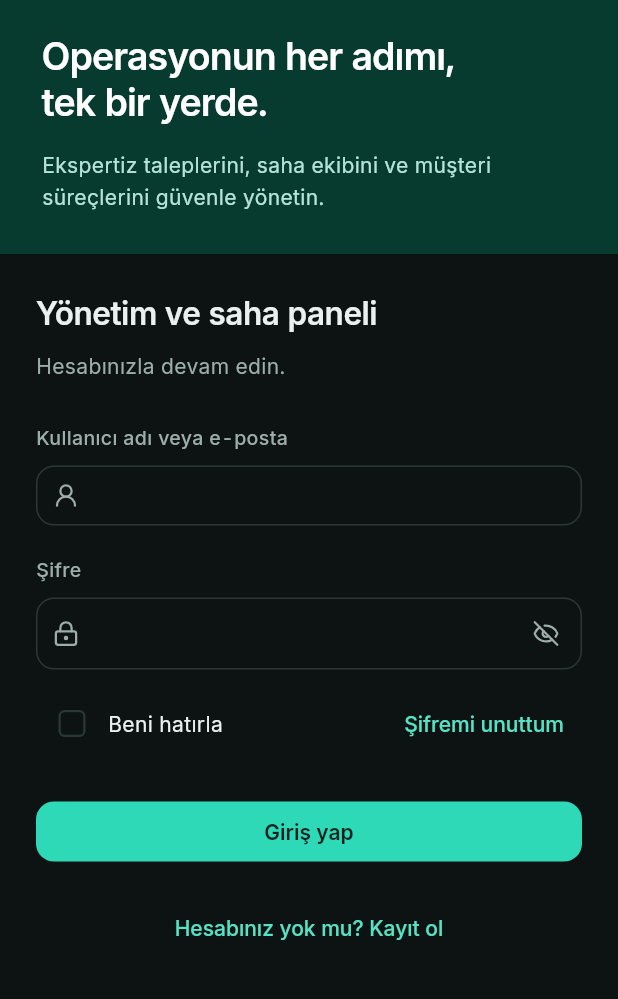
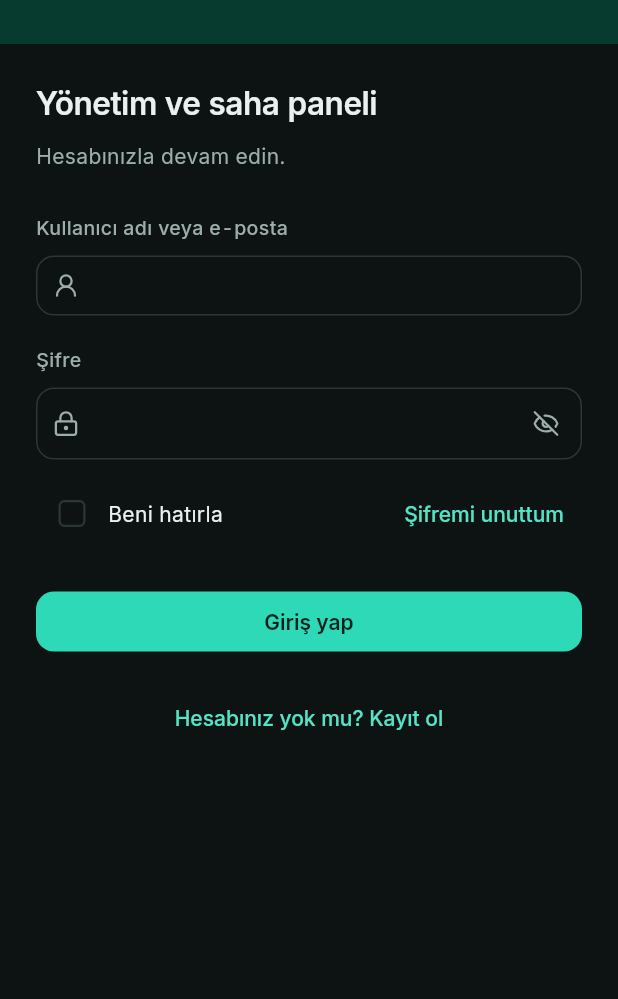
Before and after one commit to aslanmaya28-max/expertiz_sistemleri, a Flutter app: the screen it shows after launch, on a phone screen of 412 x 824 dp, the part 100-1099 px from its top. Run offline on Flutter 3.47's test engine with Material 3 defaults, Android fonts, the phone set to English and light mode, and no system bars; our stand-ins replace equatable, file_picker, fl_chart, flutter_riverpod, flutter_secure_storage, flutter_svg and 12 more; accounts and stored records are empty; project files that could hold a hidden picture were left out.

Commit message:
Panel girişi: sol bantta kurucuların motivasyon yazısı ve imza
Başlık, alt yazı ve üç madde kaldırıldı; yerine kullanıcının metni (değiştirilmeden)
ve sağa yaslı "Maya Teknoloji ve Dijital Hizmetler — Kurucular: Ali ASLAN &
Meliha ASLAN" imzası. Telefonda yalnız logo (form öne çıkar). 168 test geçti.

Co-Authored-By: Claude Opus 5.5 <noreply@anthropic.com>

```diff
--- a/expertiz_paneli/lib/screens/login_screen.dart
+++ b/expertiz_paneli/lib/screens/login_screen.dart
@@ -75,20 +75,48 @@ class _LoginScreenState extends State<LoginScreen> {
     // Marka bandı iki temada da koyu yeşil: koyu temada rapor yeşili, açık temada marka bandı
     final band = light ? colors.markaBandi : colors.raporKoyu;
     final soluk = YbRenkler.acik.markaBandiMetin;
-    Widget madde(IconData icon, String text) => Padding(
-        padding: const EdgeInsets.only(bottom: Olcu.s16),
-        child: Row(children: [
-          Container(
-              width: 36,
-              height: 36,
-              decoration: BoxDecoration(
-                  color: colors.beyaz.withValues(alpha: .08),
-                  borderRadius: BorderRadius.circular(10)),
-              child: Icon(icon, size: 18, color: YbRenkler.acik.markaBandiVurgu)),
-          const SizedBox(width: Olcu.s12),
-          Expanded(
-              child: Text(text,
-                  style: Yazilar.govdeKucuk.copyWith(color: colors.beyaz))),
+    final vurgu = YbRenkler.acik.markaBandiVurgu;
+    // Kurucuların motivasyon yazısı (kullanıcı metni; değiştirilmeden gösterilir)
+    const satirlar = [
+      'Seni anlamayacaklar; anlamak için de uğraşmayacaklar.',
+      'Fikirlerin, betona çarpar gibi çarpıp dağılacak yüzlerinde.',
+      'Sen susup, yoluna bakacaksın...',
+      'Cebindeki umutlara sıkı sıkıya sarılıp, inandığın hiçbir tutkunun peşini bırakmayacaksın ve başaracaksın!',
+      'İşte o zaman, sadece sana inananlarla yan yana olacaksın.',
+    ];
+    final yazi = ConstrainedBox(
+        constraints: const BoxConstraints(maxWidth: 560),
+        child: Column(crossAxisAlignment: CrossAxisAlignment.stretch, children: [
+          Align(
+              alignment: Alignment.centerLeft,
+              child: Padding(
+                  padding: const EdgeInsets.only(bottom: Olcu.s16),
+                  child: Icon(LucideIcons.quote, size: 34, color: vurgu))),
+          for (final satir in satirlar)
+            Padding(
+                padding: const EdgeInsets.only(bottom: Olcu.s8),
+                child: Text(satir,
+                    style: TextStyle(
+                        fontSize: 19,
+                        height: 1.55,
+                        letterSpacing: -0.1,
+                        color: colors.beyaz,
+                        fontWeight: FontWeight.w400))),
+          const SizedBox(height: Olcu.s20),
+          Align(
+              alignment: Alignment.centerRight,
+              child: Column(crossAxisAlignment: CrossAxisAlignment.end, children: [
+                Container(width: 40, height: 2, color: vurgu),
+                const SizedBox(height: Olcu.s12),
+                Text('Maya Teknoloji ve Dijital Hizmetler',
+                    textAlign: TextAlign.right,
+                    style: TextStyle(
+                        fontSize: 14, fontWeight: FontWeight.w600, color: colors.beyaz)),
+                const SizedBox(height: Olcu.s4),
+                Text('Kurucular: Ali ASLAN & Meliha ASLAN',
+                    textAlign: TextAlign.right,
+                    style: TextStyle(fontSize: 13, color: soluk)),
+              ])),
         ]));
     final content = Padding(
         padding: EdgeInsets.all(wide ? PanelOlcu.sayfa * 2 : Olcu.s28),
@@ -98,22 +126,10 @@ class _LoginScreenState extends State<LoginScreen> {
             mainAxisSize: wide ? MainAxisSize.max : MainAxisSize.min,
             children: [
               const YerimeBakLogo(height: 40, onDark: true),
-              SizedBox(height: wide ? Olcu.s28 * 2 : Olcu.s20),
-              Text('Operasyonun her adımı,\ntek bir yerde.',
-                  style: Yazilar.baslik1.copyWith(
-                      color: colors.beyaz,
-                      height: 1.25,
-                      fontSize: wide ? 34 : 25,
-                      letterSpacing: -0.6)),
-              const SizedBox(height: Olcu.s16),
-              Text(
-                  'Ekspertiz taleplerini, saha ekibini ve müşteri süreçlerini güvenle yönetin.',
-                  style: Yazilar.govdeKucuk.copyWith(color: soluk)),
+              // Telefonda form öne çıksın diye yazı yalnız geniş ekranda
               if (wide) ...[
-                const SizedBox(height: Olcu.s28 + Olcu.s12),
-                madde(LucideIcons.headset, 'Kontrol merkezi: randevular ve saha iletişimi tek ekranda'),
-                madde(LucideIcons.carFront, 'Talepler, personel ataması ve rapor onayı'),
-                madde(LucideIcons.chartLine, 'Müşteri, değerleme ve kredi satışı özeti'),
+                const SizedBox(height: Olcu.s28 * 2),
+                yazi,
               ],
             ]));
     return Container(width: double.infinity, color: band, child: content);
```
